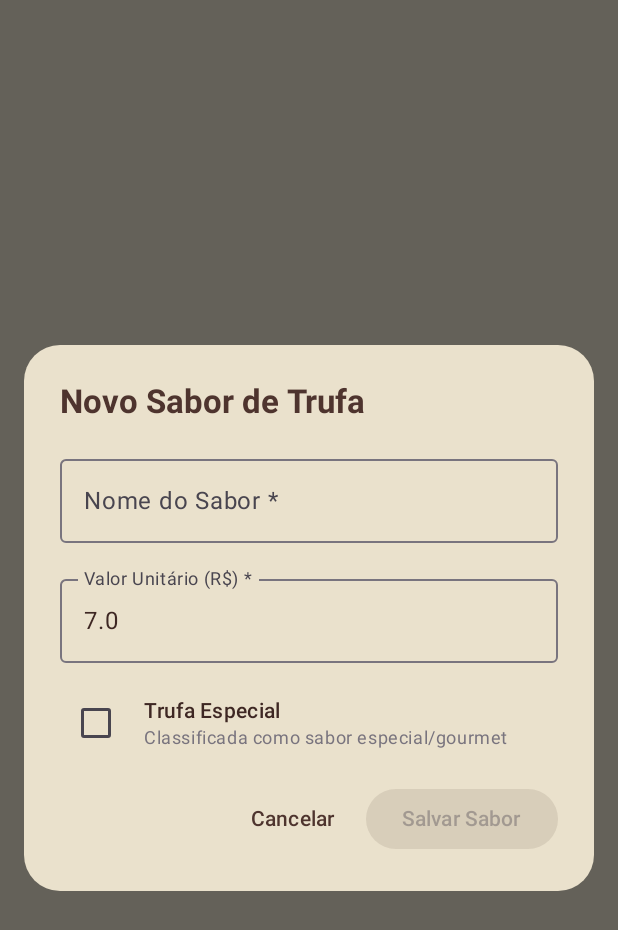
After one commit to KatsumiCaio/trufas-bella, an Android app built with Jetpack Compose: the composable AddEditFlavorDialog shown on its own in the app's theme, on a phone screen of 412 x 824 dp. The commit adds this screen. Shown: the top 930 px of the screen. Run offline under Robolectric (Android 15) with nearby library versions, the phone set to English and light mode, and no system bars; 1 statement that could not run was skipped.

Commit message:
feat: adicionar suporte ao gerenciamento de sabores
Implementado suporte completo a CRUD para sabores de trufas, incluindo modelos de dados, métodos de repositório para o Firestore, integração com ViewModel e diálogos na interface do usuário. Atualizadas as regras de navegação e de segurança para permitir que os usuários gerenciem sua própria lista de sabores personalizados.

```diff
--- /dev/null
+++ b/app/src/main/java/com/example/ui/screens/AddEditFlavorDialog.kt
@@ -0,0 +1,114 @@
+package com.example.ui.screens
+
+import androidx.compose.foundation.layout.*
+import androidx.compose.foundation.shape.RoundedCornerShape
+import androidx.compose.foundation.text.KeyboardOptions
+import androidx.compose.material3.*
+import androidx.compose.runtime.*
+import androidx.compose.ui.Alignment
+import androidx.compose.ui.Modifier
+import androidx.compose.ui.platform.testTag
+import androidx.compose.ui.text.font.FontWeight
+import androidx.compose.ui.text.input.KeyboardCapitalization
+import androidx.compose.ui.text.input.KeyboardType
+import androidx.compose.ui.unit.dp
+import androidx.compose.ui.window.Dialog
+import com.example.data.FlavorModel
+
+@Composable
+fun AddEditFlavorDialog(
+    flavorToEdit: FlavorModel? = null,
+    onDismiss: () -> Unit,
+    onSave: (name: String, price: Double, isSpecial: Boolean) -> Unit
+) {
+    var name by remember { mutableStateOf(flavorToEdit?.name ?: "") }
+    var priceStr by remember { mutableStateOf(flavorToEdit?.price?.toString() ?: "7.0") }
+    var isSpecial by remember { mutableStateOf(flavorToEdit?.isSpecial ?: false) }
+
+    val price = priceStr.toDoubleOrNull() ?: 7.0
+
+    Dialog(onDismissRequest = onDismiss) {
+        Surface(
+            shape = RoundedCornerShape(24.dp),
+            color = MaterialTheme.colorScheme.surface,
+            tonalElevation = 8.dp,
+            modifier = Modifier
+                .fillMaxWidth()
+                .padding(16.dp)
+        ) {
+            Column(
+                modifier = Modifier
+                    .fillMaxWidth()
+                    .padding(24.dp),
+                verticalArrangement = Arrangement.spacedBy(16.dp)
+            ) {
+                Text(
+                    text = if (flavorToEdit == null) "Novo Sabor de Trufa" else "Editar Sabor",
+                    style = MaterialTheme.typography.titleLarge,
+                    fontWeight = FontWeight.Bold,
+                    color = MaterialTheme.colorScheme.primary
+                )
+
+                OutlinedTextField(
+                    value = name,
+                    onValueChange = { name = it },
+                    label = { Text("Nome do Sabor *") },
+                    singleLine = true,
+                    keyboardOptions = KeyboardOptions(capitalization = KeyboardCapitalization.Words),
+                    modifier = Modifier
+                        .fillMaxWidth()
+                        .testTag("flavor_name_input")
+                )
+
+                OutlinedTextField(
+                    value = priceStr,
+                    onValueChange = { priceStr = it },
+                    label = { Text("Valor Unitário (R$) *") },
+                    singleLine = true,
+                    keyboardOptions = KeyboardOptions(keyboardType = KeyboardType.Decimal),
+                    modifier = Modifier
+                        .fillMaxWidth()
+                        .testTag("flavor_price_input")
+                )
+
+                Row(
+                    modifier = Modifier.fillMaxWidth(),
+                    verticalAlignment = Alignment.CenterVertically,
+                    horizontalArrangement = Arrangement.spacedBy(8.dp)
+                ) {
+                    Checkbox(
+                        checked = isSpecial,
+                        onCheckedChange = { isSpecial = it },
+                        modifier = Modifier.testTag("flavor_special_checkbox")
+                    )
+                    Column {
+                        Text("Trufa Especial", style = MaterialTheme.typography.bodyMedium, fontWeight = FontWeight.SemiBold)
+                        Text("Classificada como sabor especial/gourmet", style = MaterialTheme.typography.bodySmall, color = MaterialTheme.colorScheme.outline)
+                    }
+                }
+
+                Row(
+                    modifier = Modifier.fillMaxWidth(),
+                    horizontalArrangement = Arrangement.End,
+                    verticalAlignment = Alignment.CenterVertically
+                ) {
+                    TextButton(onClick = onDismiss) {
+                        Text("Cancelar")
+                    }
+                    Spacer(modifier = Modifier.width(8.dp))
+                    Button(
+                        onClick = {
+                            if (name.isNotBlank()) {
+                                onSave(name.trim(), price, isSpecial)
+                            }
+                        },
+                        enabled = name.isNotBlank(),
+                        modifier = Modifier.testTag("save_flavor_button")
+                    ) {
+                        Text("Salvar Sabor")
+                    }
+                }
+            }
+        }
+    }
+}
```
Also changed, not shown: app/src/main/java/com/example/MainActivity.kt (+13 -4 lines), app/src/main/java/com/example/data/FirestoreRepository.kt (+83 -0 lines), app/src/main/java/com/example/data/FlavorModel.kt (added, +12 -0 lines), app/src/main/java/com/example/ui/screens/FlavorsScreen.kt (added, +189 -0 lines), app/src/main/java/com/example/ui/viewmodel/OrderViewModel.kt (+26 -0 lines), 2 other files.
